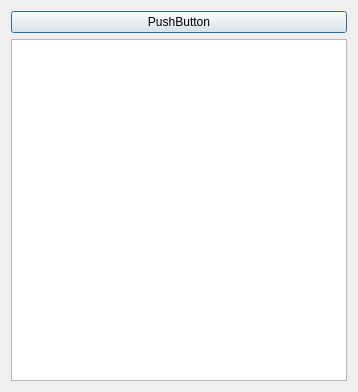
Old version of the form world.ui in the repository community-ssu/clock-ui.
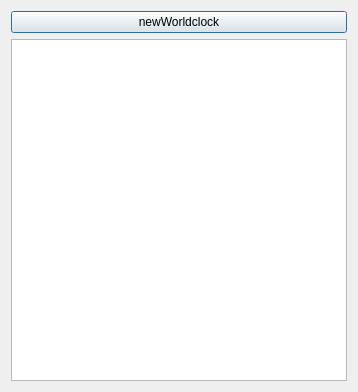
New version of the form.

```diff
--- a/world.ui
+++ b/world.ui
@@ -17,7 +17,7 @@
    <item row="0" column="0">
     <widget class="QPushButton" name="pushButton">
      <property name="text">
-      <string>PushButton</string>
+      <string>newWorldclock</string>
      </property>
      <property name="iconSize">
       <size>
```
Left out of the diff: 2 changed lines with no effect on the pictures.
